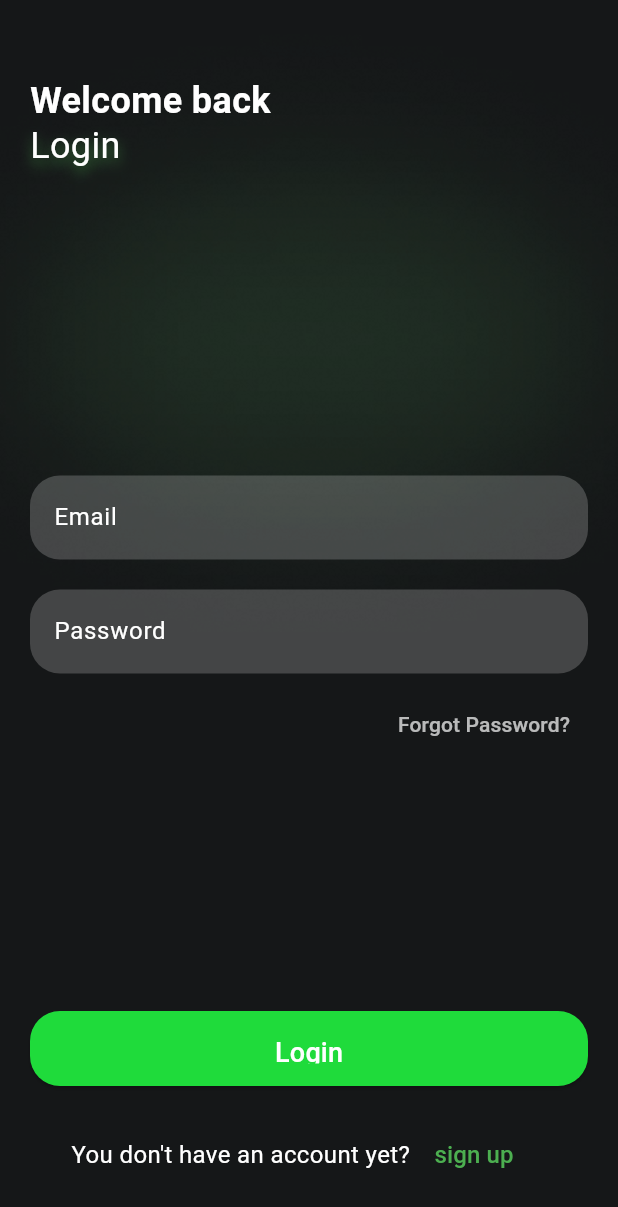
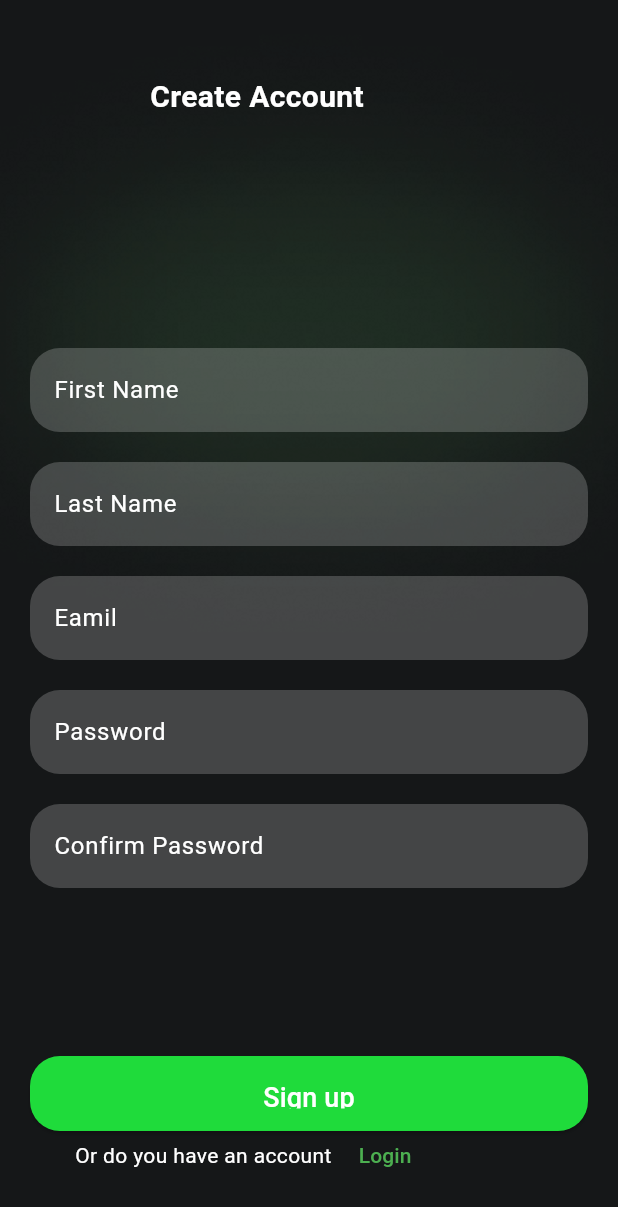
Before and after one commit to khalouiyesser/InnovictusPIMFlutter, a Flutter app: the screen it shows after launch, after a tap on "Get Started", after a tap on "sign up", on a phone screen of 412 x 824 dp. Shown: the top 1207 px of the screen. Run offline on Flutter 3.47's test engine with Material 3 defaults, Android fonts, the phone set to English and light mode, and no system bars.

Commit message:
sign-up interface

```diff
--- a/lib/views/login_view.dart
+++ b/lib/views/login_view.dart
@@ -1,11 +1,14 @@
 import 'package:flutter/material.dart';
 import 'dart:ui';
+
+import 'package:piminnovictus/views/register_view.dart';
 
 class LoginView extends StatelessWidget {
   @override
   Widget build(BuildContext context) {
     return Scaffold(
-      resizeToAvoidBottomInset: false, // Disable resizing of the screen when keyboard appears
+      resizeToAvoidBottomInset:
+          false, // Disable resizing of the screen when keyboard appears
       body: Stack(
         children: [
           Positioned.fill(
@@ -83,7 +86,8 @@ class LoginView extends StatelessWidget {
               child: ElevatedButton(
                 onPressed: () {},
                 style: ElevatedButton.styleFrom(
-                  backgroundColor: const Color.fromARGB(255, 31, 219, 59), // Green background color
+                  backgroundColor: const Color.fromARGB(
+                      255, 31, 219, 59), // Green background color
                   shape: RoundedRectangleBorder(
                     borderRadius: BorderRadius.circular(20),
                   ),
@@ -117,16 +121,20 @@ class LoginView extends StatelessWidget {
                 ),
                 TextButton(
                   onPressed: () {
-
                     print("you should navigate to  sign up page ");
-                   },
-                  child: Text( "sign up",
-
-                  style: TextStyle(
-                    color: Colors.green, // Or another contrasting color
-                    fontSize: 16, // Adjust font size as needed
+                    Navigator.push(
+                      context,
+                      MaterialPageRoute(builder: (context) => RegisterView()),
+                    );
+                  },
+                  child: Text(
+                    "sign up",
+                    style: TextStyle(
+                      color: Colors.green, // Or another contrasting color
+                      fontSize: 16, // Adjust font size as needed
+                    ),
                   ),
-                ),)
+                )
               ],
             ),
           ),
@@ -143,7 +151,8 @@ class LoginView extends StatelessWidget {
                 fontWeight: FontWeight.bold,
                 shadows: [
                   Shadow(
-                    color: const Color.fromARGB(255, 255, 255, 255).withOpacity(0), // Green shadow
+                    color: const Color.fromARGB(255, 255, 255, 255)
+                        .withOpacity(0), // Green shadow
                     offset: Offset(0, 4),
                     blurRadius: 10,
                   ),
--- /dev/null
+++ b/lib/views/register_view.dart
@@ -0,0 +1,207 @@
+import 'package:flutter/cupertino.dart';
+import 'package:flutter/material.dart';
+import 'package:piminnovictus/views/login_view.dart';
+
+class RegisterView extends StatelessWidget {
+  @override
+  Widget build(BuildContext context) {
+    // TODO: implement build
+    return Scaffold(
+      body: Stack(
+        children: [
+
+          Positioned.fill(
+              child: Image.asset(
+            "assets/Pulse.png",
+            fit: BoxFit.cover,
+          )),
+
+         Positioned(
+          top: 50,
+          left:100,
+          child:
+          Center(
+
+           child: Text("Create Account",
+          style:  TextStyle(
+                color: Colors.white ,
+                fontSize: 20,
+                fontWeight: FontWeight.bold
+
+
+          )),
+         ))
+
+        ,Align(
+          alignment: Alignment.center,
+          child: Padding(
+          padding: const EdgeInsets.all(20.0),
+          child: Column(
+            mainAxisSize: MainAxisSize.min,
+            children: [
+              TextField(
+                    decoration: InputDecoration(
+                      hintText: "First Name",
+                      hintStyle: TextStyle(color: Colors.white),
+                      filled: true,
+                      fillColor: Colors.white.withOpacity(0.2),
+                      border: OutlineInputBorder(
+                        borderRadius: BorderRadius.circular(20),
+                        borderSide: BorderSide.none,
+
+                      ),
+                    ),
+                  ),
+SizedBox(height: 20,),
+
+
+TextField(
+                    decoration: InputDecoration(
+                      hintText: "Last Name",
+                      hintStyle: TextStyle(color: Colors.white),
+                      filled: true,
+                      fillColor: Colors.white.withOpacity(0.2),
+                      border: OutlineInputBorder(
+                        borderRadius: BorderRadius.circular(20),
+                        borderSide: BorderSide.none,
+
+                      ),
+                    ),
+
+                  ),
+SizedBox(height: 20,),
+
+
+
+TextField(
+                    decoration: InputDecoration(
+                      hintText: "Eamil",
+                      hintStyle: TextStyle(color: Colors.white),
+                      filled: true,
+                      fillColor: Colors.white.withOpacity(0.2),
+                      border: OutlineInputBorder(
+                        borderRadius: BorderRadius.circular(20),
+                        borderSide: BorderSide.none,
+
+                      ),
+                    ),
+                  ),
+SizedBox(height: 20,),
+
+  // Password input field
+                  TextField(
+                    obscureText: true, // To hide the password text
+                    decoration: InputDecoration(
+                      hintText: "Password",
+                      hintStyle: TextStyle(color: Colors.white),
+                      filled: true,
+                      fillColor: Colors.white.withOpacity(0.2),
+                      border: OutlineInputBorder(
+                        borderRadius: BorderRadius.circular(20),
+                        borderSide: BorderSide.none,
+                      ),
+                    ),
+                  ),
+SizedBox(height: 20,),
+
+                    // Password input field
+                  TextField(
+                    obscureText: true, // To hide the password text
+                    decoration: InputDecoration(
+                      hintText: "Confirm Password",
+                      hintStyle: TextStyle(color: Colors.white),
+                      filled: true,
+                      fillColor: Colors.white.withOpacity(0.2),
+                      border: OutlineInputBorder(
+                        borderRadius: BorderRadius.circular(20),
+                        borderSide: BorderSide.none,
+                      ),
+                    ),
+                  ),
+
+
+
+            ],
+
+
+
+          ),
+
+
+
+          ),
+        ),
+        // Positioned Login Button at the bottom
+          Positioned(
+            bottom: 70, // Distance from the bottom of the screen
+            left: 20, // Align with the left
+            right: 20, // Align with the right
+            child: Container(
+              width: MediaQuery.of(context).size.width * 0.8, // 80% width
+              height: 50,
+              child: ElevatedButton(
+                onPressed: () {},
+                style: ElevatedButton.styleFrom(
+                  backgroundColor: const Color.fromARGB(
+                      255, 31, 219, 59), // Green background color
+                  shape: RoundedRectangleBorder(
+                    borderRadius: BorderRadius.circular(20),
+                  ),
+                  padding: EdgeInsets.symmetric(vertical: 15),
+                ),
+                child: Text(
+                  "Sign up",
+                  style: TextStyle(
+                    color: Colors.white,
+                    fontSize: 18,
+                  ),
+                ),
+              ),
+            ),
+          ),
+
+        Positioned(
+          left: 50,
+          bottom: 30,
+          child:Row(
+              children: [
+                          Text(
+                            "Or do you have an account ",style: TextStyle(
+                              color: Colors.white,
+                              fontSize: 14
+                            ),
+                          )
+                          ,
+                          TextButton(onPressed: (){
+
+                    print("you should navigate to  Login page ");
+                    Navigator.push(
+                      context,
+                      MaterialPageRoute(builder: (context) => LoginView()),
+                    );
+
+
+                          }
+
+                          , child: Text(
+                              "Login",style:TextStyle(
+                               color : Colors.green,
+
+                              )
+                          )),
+
+
+
+              ],
+
+          )
+
+
+        )
+
+
+        ],
+      ),
+    );
+  }
+}
```
